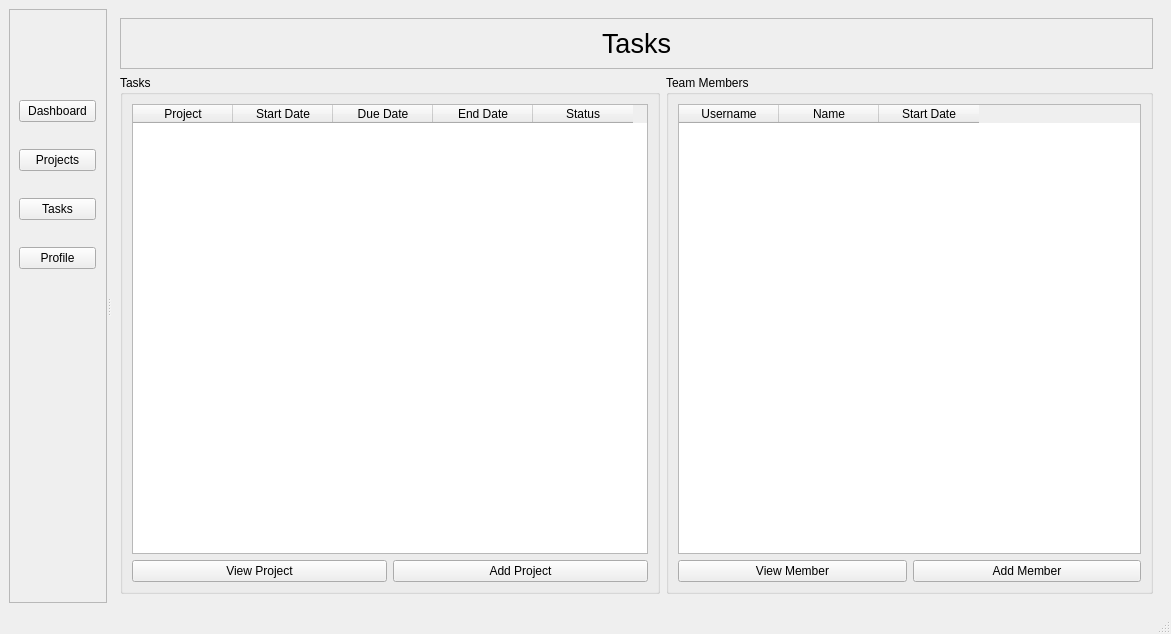
First picture: the form in ui/homeWindow.ui, repository yasar12123/Soft27101-PMS, before the edit.
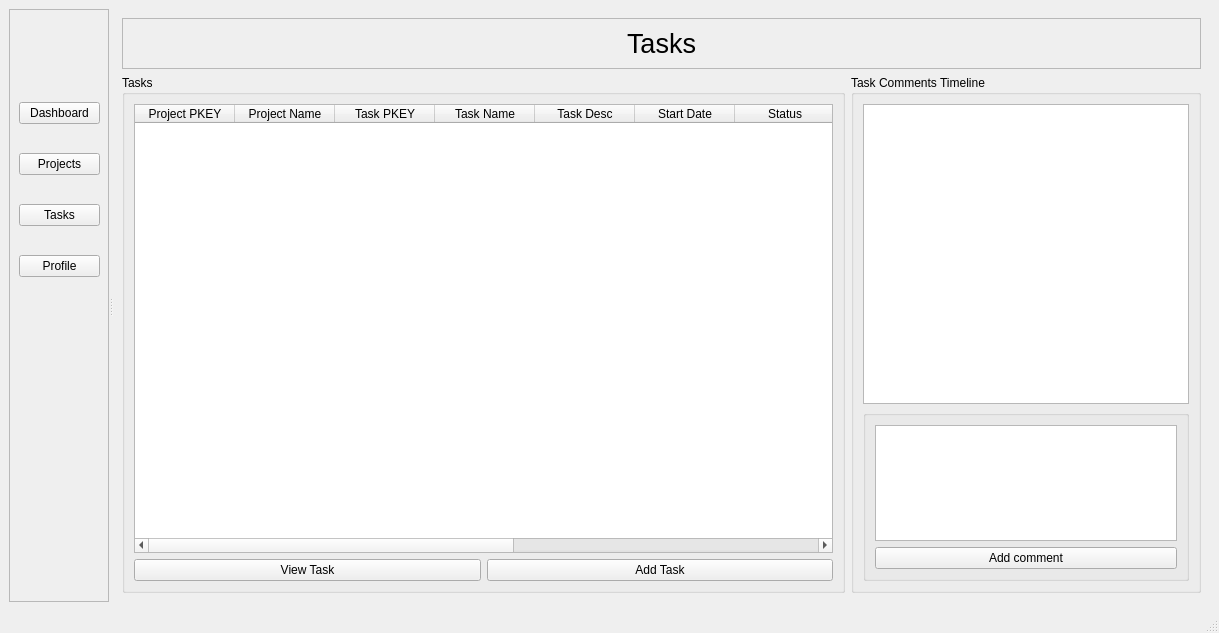
Second picture: the form after the edit. The open tabs and pages were chosen to show the change.

Commit message: programmed close project and created functions to show/hide buttons and fields on class view and add project

Diff of the .ui file:
```diff
--- a/ui/homeWindow.ui
+++ b/ui/homeWindow.ui
@@ -6,8 +6,8 @@
    <rect>
     <x>0</x>
     <y>0</y>
-    <width>1171</width>
-    <height>634</height>
+    <width>1219</width>
+    <height>633</height>
    </rect>
   </property>
   <property name="windowTitle">
@@ -21,19 +21,28 @@
        <enum>Qt::Horizontal</enum>
       </property>
       <widget class="QFrame" name="frame_3">
+       <property name="minimumSize">
+        <size>
+         <width>100</width>
+         <height>0</height>
+        </size>
+       </property>
        <property name="frameShape">
         <enum>QFrame::StyledPanel</enum>
        </property>
        <property name="frameShadow">
         <enum>QFrame::Raised</enum>
        </property>
+       <property name="lineWidth">
+        <number>0</number>
+       </property>
        <widget class="QWidget" name="layoutWidget">
         <property name="geometry">
          <rect>
           <x>10</x>
           <y>70</y>
-          <width>77</width>
-          <height>211</height>
+          <width>81</width>
+          <height>221</height>
          </rect>
         </property>
         <layout class="QVBoxLayout" name="verticalLayout_4">
@@ -433,18 +442,56 @@
           <layout class="QHBoxLayout" name="horizontalLayout_8">
            <item>
             <widget class="QGroupBox" name="groupBox_6">
+             <property name="minimumSize">
+              <size>
+               <width>700</width>
+               <height>0</height>
+              </size>
+             </property>
              <property name="title">
               <string>Tasks</string>
              </property>
              <layout class="QVBoxLayout" name="verticalLayout_14">
               <item>
                <widget class="QTableWidget" name="TaskAllTable">
+                <property name="minimumSize">
+                 <size>
+                  <width>0</width>
+                  <height>0</height>
+                 </size>
+                </property>
+                <property name="maximumSize">
+                 <size>
+                  <width>16777215</width>
+                  <height>16777215</height>
+                 </size>
+                </property>
                 <property name="sizeAdjustPolicy">
                  <enum>QAbstractScrollArea::AdjustToContents</enum>
                 </property>
                 <column>
                  <property name="text">
-                  <string>Project</string>
+                  <string>Project PKEY</string>
+                 </property>
+                </column>
+                <column>
+                 <property name="text">
+                  <string>Project Name</string>
+                 </property>
+                </column>
+                <column>
+                 <property name="text">
+                  <string>Task PKEY</string>
+                 </property>
+                </column>
+                <column>
+                 <property name="text">
+                  <string>Task Name</string>
+                 </property>
+                </column>
+                <column>
+                 <property name="text">
+                  <string>Task Desc</string>
                  </property>
                 </column>
                 <column>
@@ -452,6 +499,11 @@
                   <string>Start Date</string>
                  </property>
                 </column>
+                <column>
+                 <property name="text">
+                  <string>Status</string>
+                 </property>
+                </column>
                 <column>
                  <property name="text">
                   <string>Due Date</string>
@@ -464,7 +516,12 @@
                 </column>
                 <column>
                  <property name="text">
-                  <string>Status</string>
+                  <string>Assignee</string>
+                 </property>
+                </column>
+                <column>
+                 <property name="text">
+                  <string>Assigner</string>
                  </property>
                 </column>
                </widget>
@@ -474,14 +531,14 @@
                 <item>
                  <widget class="QPushButton" name="ViewProjectButton_2">
                   <property name="text">
-                   <string>View Project</string>
+                   <string>View Task</string>
                   </property>
                  </widget>
                 </item>
                 <item>
                  <widget class="QPushButton" name="AddProjectButton_2">
                   <property name="text">
-                   <string>Add Project</string>
+                   <string>Add Task</string>
                   </property>
                  </widget>
                 </item>
@@ -492,50 +549,81 @@
            </item>
            <item>
             <widget class="QGroupBox" name="groupBox_5">
+             <property name="minimumSize">
+              <size>
+               <width>350</width>
+               <height>0</height>
+              </size>
+             </property>
              <property name="title">
-              <string>Team Members</string>
+              <string>Task Comments Timeline</string>
              </property>
-             <layout class="QVBoxLayout" name="verticalLayout_12">
+             <layout class="QVBoxLayout" name="verticalLayout_13">
               <item>
-               <layout class="QVBoxLayout" name="verticalLayout_13">
-                <item>
-                 <widget class="QTableWidget" name="TeamMemberTable1">
-                  <column>
-                   <property name="text">
-                    <string>Username</string>
+               <widget class="QListWidget" name="taskCommentListWidget">
+                <property name="sizePolicy">
+                 <sizepolicy hsizetype="Expanding" vsizetype="Expanding">
+                  <horstretch>0</horstretch>
+                  <verstretch>0</verstretch>
+                 </sizepolicy>
+                </property>
+                <property name="minimumSize">
+                 <size>
+                  <width>0</width>
+                  <height>300</height>
+                 </size>
+                </property>
+                <property name="editTriggers">
+                 <set>QAbstractItemView::NoEditTriggers</set>
+                </property>
+                <property name="alternatingRowColors">
+                 <bool>false</bool>
+                </property>
+                <property name="isWrapping" stdset="0">
+                 <bool>false</bool>
+                </property>
+                <property name="spacing">
+                 <number>0</number>
+                </property>
+                <property name="viewMode">
+                 <enum>QListView::ListMode</enum>
+                </property>
+                <property name="sortingEnabled">
+                 <bool>false</bool>
+                </property>
+               </widget>
+              </item>
+              <item>
+               <widget class="QGroupBox" name="groupBox_8">
+                <property name="sizePolicy">
+                 <sizepolicy hsizetype="Preferred" vsizetype="Preferred">
+                  <horstretch>0</horstretch>
+                  <verstretch>0</verstretch>
+                 </sizepolicy>
+                </property>
+                <property name="title">
+                 <string/>
+                </property>
+                <layout class="QVBoxLayout" name="verticalLayout_12">
+                 <item>
+                  <widget class="QTextEdit" name="newTaskCommentTE">
+                   <property name="sizePolicy">
+                    <sizepolicy hsizetype="Expanding" vsizetype="Expanding">
+                     <horstretch>0</horstretch>
+                     <verstretch>0</verstretch>
+                    </sizepolicy>
                    </property>
-                  </column>
-                  <column>
+                  </widget>
+                 </item>
+                 <item>
+                  <widget class="QPushButton" name="addTaskCommentButton">
                    <property name="text">
-                    <string>Name</string>
+                    <string>Add comment</string>
                    </property>
-                  </column>
-                  <column>
-                   <property name="text">
-                    <string>Start Date</string>
-                   </property>
-                  </column>
-                 </widget>
-                </item>
-                <item>
-                 <layout class="QHBoxLayout" name="horizontalLayout_7">
-                  <item>
-                   <widget class="QPushButton" name="ViewMemberButton_2">
-                    <property name="text">
-                     <string>View Member</string>
-                    </property>
-                   </widget>
-                  </item>
-                  <item>
-                   <widget class="QPushButton" name="AddMemberButton_2">
-                    <property name="text">
-                     <string>Add Member</string>
-                    </property>
-                   </widget>
-                  </item>
-                 </layout>
-                </item>
-               </layout>
+                  </widget>
+                 </item>
+                </layout>
+               </widget>
               </item>
              </layout>
             </widget>
```
Left out of the diff: 41 changed lines with no effect on the pictures. The commit also changes 12 other files.
